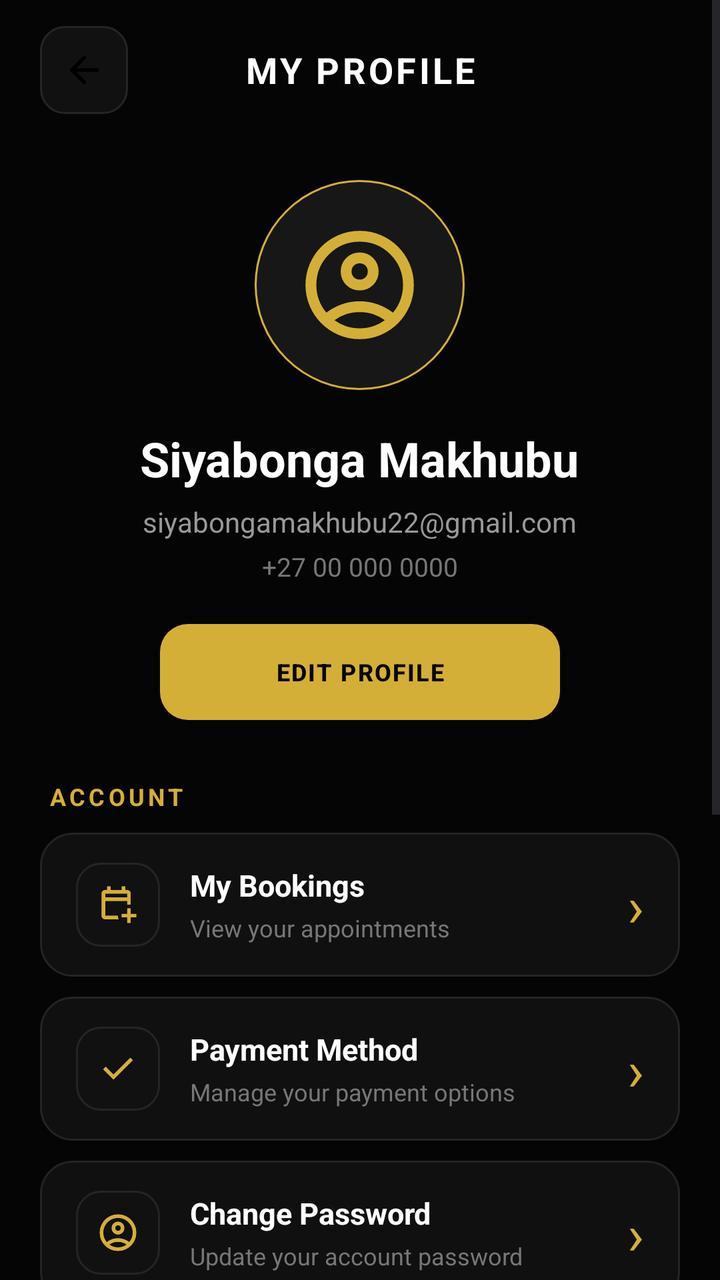
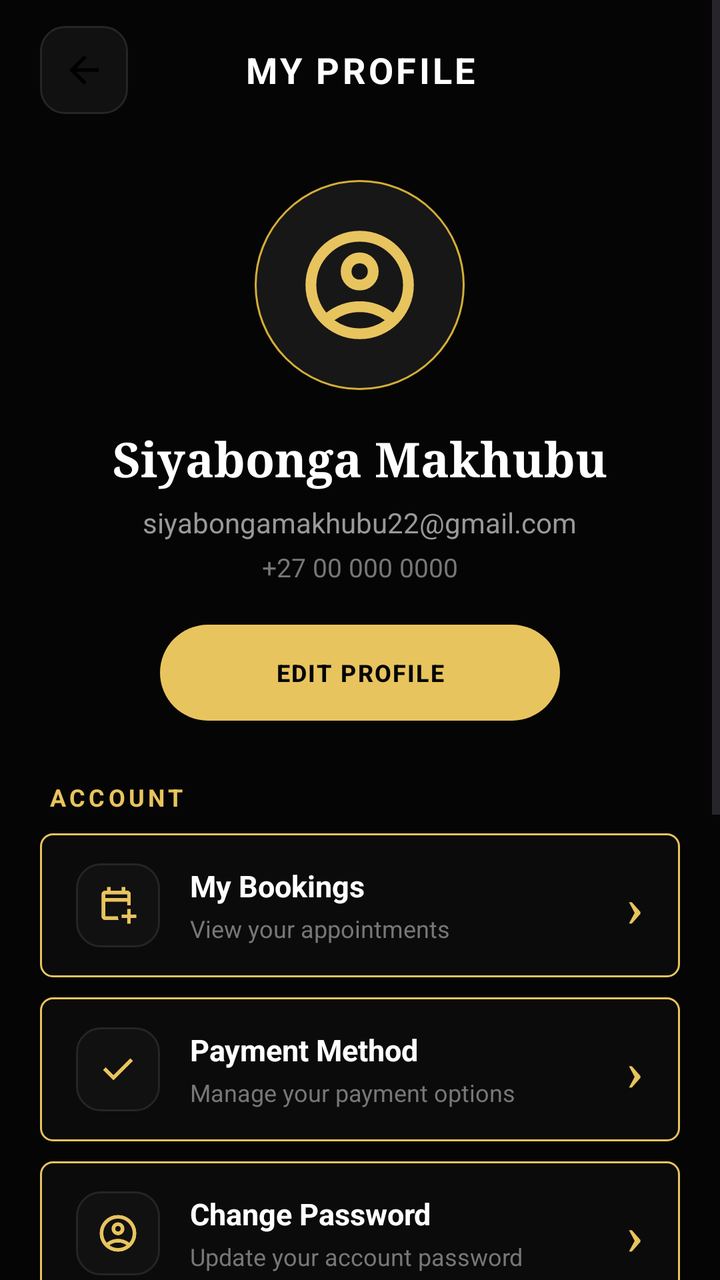

An Android layout rendered at two revisions. The XML below is the earlier revision; the diff shows what the commit changed to produce the second picture.
<!-- AndroidManifest.xml: application theme Theme.FadeandFaith -->
<!-- res/layout/activity_profile.xml -->
<?xml version="1.0" encoding="utf-8"?>
<ScrollView
    xmlns:android="http://schemas.android.com/apk/res/android"
    xmlns:app="http://schemas.android.com/apk/res-auto"
    android:layout_width="match_parent"
    android:layout_height="match_parent"
    android:background="#050505"
    android:fillViewport="true">

    <LinearLayout
        android:layout_width="match_parent"
        android:layout_height="wrap_content"
        android:orientation="vertical"
        android:paddingBottom="90dp">



        <LinearLayout
            android:layout_width="match_parent"
            android:layout_height="70dp"
            android:orientation="horizontal"
            android:gravity="center_vertical"
            android:paddingStart="20dp"
            android:paddingEnd="20dp">

            <ImageView
                android:id="@+id/backButton"
                android:layout_width="44dp"
                android:layout_height="44dp"
                android:padding="11dp"
                android:src="@drawable/arrowback"
                android:background="@drawable/iconbutton"
                android:contentDescription="Back" />

            <TextView
                android:layout_width="0dp"
                android:layout_height="wrap_content"
                android:layout_weight="1"
                android:gravity="center"
                android:text="MY PROFILE"
                android:textColor="#FFFFFF"
                android:textSize="18sp"
                android:textStyle="bold"
                android:letterSpacing="0.08" />

            <View
                android:layout_width="44dp"
                android:layout_height="44dp" />

        </LinearLayout>




        <LinearLayout
            android:layout_width="match_parent"
            android:layout_height="wrap_content"
            android:orientation="vertical"
            android:gravity="center"
            android:paddingStart="24dp"
            android:paddingEnd="24dp"
            android:paddingTop="20dp"
            android:paddingBottom="30dp">

            <ImageView
                android:id="@+id/profileImage"
                android:layout_width="105dp"
                android:layout_height="105dp"
                android:padding="20dp"
                android:src="@drawable/person"
                android:background="@drawable/avatar"
                android:contentDescription="Profile picture"
                app:tint="#D4AF37" />

            <TextView
                android:id="@+id/nameText"
                android:layout_width="wrap_content"
                android:layout_height="wrap_content"
                android:layout_marginTop="18dp"
                android:text="Siyabonga Makhubu"
                android:textColor="#FFFFFF"
                android:textSize="24sp"
                android:textStyle="bold" />

            <TextView
                android:id="@+id/emailText"
                android:layout_width="wrap_content"
                android:layout_height="wrap_content"
                android:layout_marginTop="6dp"
                android:text="siyabongamakhubu22@gmail.com"
                android:textColor="#999999"
                android:textSize="14sp" />

            <TextView
                android:id="@+id/phoneText"
                android:layout_width="wrap_content"
                android:layout_height="wrap_content"
                android:layout_marginTop="4dp"
                android:text="+27 00 000 0000"
                android:textColor="#777777"
                android:textSize="13sp" />

            <com.google.android.material.button.MaterialButton
                android:id="@+id/editProfileButton"
                android:layout_width="200dp"
                android:layout_height="48dp"
                android:layout_marginTop="20dp"
                android:text="EDIT PROFILE"
                android:textColor="#050505"
                android:textSize="12sp"
                android:textStyle="bold"
                android:letterSpacing="0.06"
                android:background="@drawable/goldbutton"
                app:backgroundTint="@null" />

        </LinearLayout>




        <TextView
            android:layout_width="match_parent"
            android:layout_height="wrap_content"
            android:paddingStart="24dp"
            android:paddingEnd="24dp"
            android:paddingBottom="10dp"
            android:text="ACCOUNT"
            android:textColor="#D4AF37"
            android:textSize="12sp"
            android:textStyle="bold"
            android:letterSpacing="0.15" />




        <LinearLayout
            android:id="@+id/bookingsButton"
            android:layout_width="match_parent"
            android:layout_height="72dp"
            android:layout_marginStart="20dp"
            android:layout_marginEnd="20dp"
            android:layout_marginBottom="10dp"
            android:background="@drawable/homecard"
            android:gravity="center_vertical"
            android:orientation="horizontal"
            android:paddingStart="18dp"
            android:paddingEnd="18dp"
            android:clickable="true"
            android:focusable="true">

            <ImageView
                android:layout_width="42dp"
                android:layout_height="42dp"
                android:padding="10dp"
                android:src="@drawable/calendar"
                android:background="@drawable/iconbutton"
                android:contentDescription="Bookings"
                app:tint="#D4AF37" />

            <LinearLayout
                android:layout_width="0dp"
                android:layout_height="wrap_content"
                android:layout_weight="1"
                android:orientation="vertical"
                android:layout_marginStart="15dp">

                <TextView
                    android:layout_width="wrap_content"
                    android:layout_height="wrap_content"
                    android:text="My Bookings"
                    android:textColor="#FFFFFF"
                    android:textSize="15sp"
                    android:textStyle="bold" />

                <TextView
                    android:layout_width="wrap_content"
                    android:layout_height="wrap_content"
                    android:layout_marginTop="3dp"
                    android:text="View your appointments"
                    android:textColor="#777777"
                    android:textSize="12sp" />

            </LinearLayout>

            <TextView
                android:layout_width="wrap_content"
                android:layout_height="wrap_content"
                android:text="›"
                android:textColor="#D4AF37"
                android:textSize="28sp" />

        </LinearLayout>




        <LinearLayout
            android:id="@+id/paymentButton"
            android:layout_width="match_parent"
            android:layout_height="72dp"
            android:layout_marginStart="20dp"
            android:layout_marginEnd="20dp"
            android:layout_marginBottom="10dp"
            android:background="@drawable/homecard"
            android:gravity="center_vertical"
            android:orientation="horizontal"
            android:paddingStart="18dp"
            android:paddingEnd="18dp"
            android:clickable="true"
            android:focusable="true">

            <ImageView
                android:layout_width="42dp"
                android:layout_height="42dp"
                android:padding="10dp"
                android:src="@drawable/check"
                android:background="@drawable/iconbutton"
                android:contentDescription="Payment method"
                app:tint="#D4AF37" />

            <LinearLayout
                android:layout_width="0dp"
                android:layout_height="wrap_content"
                android:layout_weight="1"
                android:orientation="vertical"
                android:layout_marginStart="15dp">

                <TextView
                    android:layout_width="wrap_content"
                    android:layout_height="wrap_content"
                    android:text="Payment Method"
                    android:textColor="#FFFFFF"
                    android:textSize="15sp"
                    android:textStyle="bold" />

                <TextView
                    android:layout_width="wrap_content"
                    android:layout_height="wrap_content"
                    android:layout_marginTop="3dp"
                    android:text="Manage your payment options"
                    android:textColor="#777777"
                    android:textSize="12sp" />

            </LinearLayout>

            <TextView
                android:layout_width="wrap_content"
                android:layout_height="wrap_content"
                android:text="›"
                android:textColor="#D4AF37"
                android:textSize="28sp" />

        </LinearLayout>




        <LinearLayout
            android:id="@+id/changePasswordButton"
            android:layout_width="match_parent"
            android:layout_height="72dp"
            android:layout_marginStart="20dp"
            android:layout_marginEnd="20dp"
            android:layout_marginBottom="10dp"
            android:background="@drawable/homecard"
            android:gravity="center_vertical"
            android:orientation="horizontal"
            android:paddingStart="18dp"
            android:paddingEnd="18dp"
            android:clickable="true"
            android:focusable="true">

            <ImageView
                android:layout_width="42dp"
                android:layout_height="42dp"
                android:padding="10dp"
                android:src="@drawable/person"
                android:background="@drawable/iconbutton"
                android:contentDescription="Change password"
                app:tint="#D4AF37" />

            <LinearLayout
                android:layout_width="0dp"
                android:layout_height="wrap_content"
                android:layout_weight="1"
                android:orientation="vertical"
                android:layout_marginStart="15dp">

                <TextView
                    android:layout_width="wrap_content"
                    android:layout_height="wrap_content"
                    android:text="Change Password"
                    android:textColor="#FFFFFF"
                    android:textSize="15sp"
                    android:textStyle="bold" />

                <TextView
                    android:layout_width="wrap_content"
                    android:layout_height="wrap_content"
                    android:layout_marginTop="3dp"
                    android:text="Update your account password"
                    android:textColor="#777777"
                    android:textSize="12sp" />

            </LinearLayout>

            <TextView
                android:layout_width="wrap_content"
                android:layout_height="wrap_content"
                android:text="›"
                android:textColor="#D4AF37"
                android:textSize="28sp" />

        </LinearLayout>




        <LinearLayout
            android:id="@+id/settingsButton"
            android:layout_width="match_parent"
            android:layout_height="72dp"
            android:layout_marginStart="20dp"
            android:layout_marginEnd="20dp"
            android:layout_marginBottom="25dp"
            android:background="@drawable/homecard"
            android:gravity="center_vertical"
            android:orientation="horizontal"
            android:paddingStart="18dp"
            android:paddingEnd="18dp"
            android:clickable="true"
            android:focusable="true">

            <ImageView
                android:layout_width="42dp"
                android:layout_height="42dp"
                android:padding="10dp"
                android:src="@drawable/person"
                android:background="@drawable/iconbutton"
                android:contentDescription="Settings"
                app:tint="#D4AF37" />

            <LinearLayout
                android:layout_width="0dp"
                android:layout_height="wrap_content"
                android:layout_weight="1"
                android:orientation="vertical"
                android:layout_marginStart="15dp">

                <TextView
                    android:layout_width="wrap_content"
                    android:layout_height="wrap_content"
                    android:text="Settings"
                    android:textColor="#FFFFFF"
                    android:textSize="15sp"
                    android:textStyle="bold" />

                <TextView
                    android:layout_width="wrap_content"
                    android:layout_height="wrap_content"
                    android:layout_marginTop="3dp"
                    android:text="App preferences and language"
                    android:textColor="#777777"
                    android:textSize="12sp" />

            </LinearLayout>

            <TextView
                android:layout_width="wrap_content"
                android:layout_height="wrap_content"
                android:text="›"
                android:textColor="#D4AF37"
                android:textSize="28sp" />

        </LinearLayout>




        <LinearLayout
            android:id="@+id/logoutButton"
            android:layout_width="match_parent"
            android:layout_height="58dp"
            android:layout_marginStart="20dp"
            android:layout_marginEnd="20dp"
            android:background="@drawable/homecard"
            android:gravity="center"
            android:orientation="horizontal"
            android:clickable="true"
            android:focusable="true">

            <TextView
                android:layout_width="wrap_content"
                android:layout_height="wrap_content"
                android:text="LOG OUT"
                android:textColor="#D4AF37"
                android:textSize="13sp"
                android:textStyle="bold"
                android:letterSpacing="0.12" />

        </LinearLayout>




        <LinearLayout
            android:layout_width="match_parent"
            android:layout_height="78dp"
            android:layout_gravity="bottom"
            android:layout_marginTop="20dp"
            android:background="#0B0B0B"
            android:gravity="center"
            android:orientation="horizontal"
            android:paddingStart="10dp"
            android:paddingEnd="10dp">

            <LinearLayout
                android:id="@+id/navHome"
                android:layout_width="0dp"
                android:layout_height="match_parent"
                android:layout_weight="1"
                android:gravity="center"
                android:orientation="vertical"
                android:clickable="true"
                android:focusable="true">

                <ImageView
                    android:layout_width="25dp"
                    android:layout_height="25dp"
                    android:src="@drawable/home"
                    android:contentDescription="Home"
                    app:tint="#777777" />

                <TextView
                    android:layout_width="wrap_content"
                    android:layout_height="wrap_content"
                    android:layout_marginTop="4dp"
                    android:text="HOME"
                    android:textColor="#777777"
                    android:textSize="9sp" />

            </LinearLayout>


            <LinearLayout
                android:id="@+id/navServices"
                android:layout_width="0dp"
                android:layout_height="match_parent"
                android:layout_weight="1"
                android:gravity="center"
                android:orientation="vertical"
                android:clickable="true"
                android:focusable="true">

                <ImageView
                    android:layout_width="25dp"
                    android:layout_height="25dp"
                    android:src="@drawable/scissors"
                    android:contentDescription="Services"
                    app:tint="#777777" />

                <TextView
                    android:layout_width="wrap_content"
                    android:layout_height="wrap_content"
                    android:layout_marginTop="4dp"
                    android:text="SERVICES"
                    android:textColor="#777777"
                    android:textSize="9sp" />

            </LinearLayout>


            <LinearLayout
                android:id="@+id/navBooking"
                android:layout_width="0dp"
                android:layout_height="match_parent"
                android:layout_weight="1"
                android:gravity="center"
                android:orientation="vertical"
                android:clickable="true"
                android:focusable="true">

                <ImageView
                    android:layout_width="25dp"
                    android:layout_height="25dp"
                    android:src="@drawable/calendar"
                    android:contentDescription="Bookings"
                    app:tint="#777777" />

                <TextView
                    android:layout_width="wrap_content"
                    android:layout_height="wrap_content"
                    android:layout_marginTop="4dp"
                    android:text="BOOK"
                    android:textColor="#777777"
                    android:textSize="9sp" />

            </LinearLayout>


            <LinearLayout
                android:id="@+id/navProfile"
                android:layout_width="0dp"
                android:layout_height="match_parent"
                android:layout_weight="1"
                android:gravity="center"
                android:orientation="vertical"
                android:clickable="true"
                android:focusable="true">

                <ImageView
                    android:layout_width="25dp"
                    android:layout_height="25dp"
                    android:src="@drawable/person"
                    android:contentDescription="Profile"
                    app:tint="#D4AF37" />

                <TextView
                    android:layout_width="wrap_content"
                    android:layout_height="wrap_content"
                    android:layout_marginTop="4dp"
                    android:text="PROFILE"
                    android:textColor="#D4AF37"
                    android:textSize="9sp"
                    android:textStyle="bold" />

            </LinearLayout>

        </LinearLayout>

    </LinearLayout>

</ScrollView>
<!-- resources referenced by this layout -->
<resources>
  <!-- drawable arrowback (drawable) -->
  <vector xmlns:android="http://schemas.android.com/apk/res/android" android:autoMirrored="true" android:height="24dp" android:tint="#000000" android:viewportHeight="960" android:viewportWidth="960" android:width="24dp">
        
      <path android:fillColor="@android:color/white" android:pathData="M313,520L537,744L480,800L160,480L480,160L537,216L313,440L800,440L800,520L313,520Z"/>
      
  </vector>
  <!-- drawable avatar (drawable) -->
  <?xml version="1.0" encoding="utf-8"?>
  <shape xmlns:android="http://schemas.android.com/apk/res/android"
      android:shape="oval">
  
      <solid android:color="#171717" />
  
      <stroke
          android:width="1dp"
          android:color="#D4AF37" />
  
  </shape>
  <!-- drawable check (drawable) -->
  <vector xmlns:android="http://schemas.android.com/apk/res/android" android:height="24dp" android:tint="#000000" android:viewportHeight="960" android:viewportWidth="960" android:width="24dp">
        
      <path android:fillColor="@android:color/white" android:pathData="M382,720L154,492L211,435L382,606L749,239L806,296L382,720Z"/>
      
  </vector>
  <!-- drawable goldbutton (drawable) -->
  <?xml version="1.0" encoding="utf-8"?>
  <shape xmlns:android="http://schemas.android.com/apk/res/android"
      android:shape="rectangle">
  
      <solid android:color="#D4AF37" />
  
      <corners android:radius="14dp" />
  
  </shape>
  <!-- drawable home (drawable) -->
  <vector xmlns:android="http://schemas.android.com/apk/res/android" android:height="24dp" android:tint="#000000" android:viewportHeight="960" android:viewportWidth="960" android:width="24dp">
        
      <path android:fillColor="@android:color/white" android:pathData="M480,120L920,450L872,514L800,460L800,840L160,840L160,460L88,514L40,450L480,120ZM294,482Q294,535 351,595Q408,655 480,720Q552,655 609,595Q666,535 666,482Q666,438 636,409Q606,380 564,380Q538,380 516.5,390.5Q495,401 480,418Q465,401 442.5,390.5Q420,380 396,380Q354,380 324,409Q294,438 294,482ZM720,760L720,400L480,220L240,400L240,760L720,760ZM720,760L240,760L240,760L480,760L720,760Z"/>
      
  </vector>
  <!-- drawable homecard (drawable) -->
  <?xml version="1.0" encoding="utf-8"?>
  <shape xmlns:android="http://schemas.android.com/apk/res/android">
  
      <solid android:color="#101010" />
  
      <stroke
          android:width="1dp"
          android:color="#242424" />
  
      <corners android:radius="16dp" />
  
  </shape>
  <!-- drawable iconbutton (drawable) -->
  <?xml version="1.0" encoding="utf-8"?>
  <shape xmlns:android="http://schemas.android.com/apk/res/android">
  
      <solid android:color="#111111" />
  
      <stroke
          android:width="1dp"
          android:color="#252525" />
  
      <corners android:radius="12dp" />
  
  </shape>
  <style name="Theme.FadeandFaith" parent="Base.Theme.FadeandFaith" />
  <style name="Base.Theme.FadeandFaith" parent="Theme.Material3.DayNight.NoActionBar">
          
          
      </style>
  <!-- unchanged entries left out for length: 3 -->
</resources>

<!-- the commit's change to res/layout/activity_profile.xml (unified diff, before → after) -->
@@ -4,7 +4,7 @@
     xmlns:app="http://schemas.android.com/apk/res-auto"
     android:layout_width="match_parent"
     android:layout_height="match_parent"
-    android:background="#050505"
+    android:background="@color/ff_background"
     android:fillViewport="true">
 
     <LinearLayout
@@ -70,7 +70,7 @@
                 android:src="@drawable/person"
                 android:background="@drawable/avatar"
                 android:contentDescription="Profile picture"
-                app:tint="#D4AF37" />
+                app:tint="#E8C45E" />
 
             <TextView
                 android:id="@+id/nameText"
@@ -79,6 +79,8 @@
                 android:layout_marginTop="18dp"
                 android:text="Siyabonga Makhubu"
                 android:textColor="#FFFFFF"
+
+                android:fontFamily="serif"
                 android:textSize="24sp"
                 android:textStyle="bold" />
 
@@ -106,11 +108,11 @@
                 android:layout_height="48dp"
                 android:layout_marginTop="20dp"
                 android:text="EDIT PROFILE"
-                android:textColor="#050505"
+                android:textColor="@color/ff_on_gold"
                 android:textSize="12sp"
                 android:textStyle="bold"
                 android:letterSpacing="0.06"
-                android:background="@drawable/goldbutton"
+                android:background="@drawable/gold"
                 app:backgroundTint="@null" />
 
         </LinearLayout>
@@ -125,7 +127,7 @@
             android:paddingEnd="24dp"
             android:paddingBottom="10dp"
             android:text="ACCOUNT"
-            android:textColor="#D4AF37"
+            android:textColor="#E8C45E"
             android:textSize="12sp"
             android:textStyle="bold"
             android:letterSpacing="0.15" />
@@ -140,7 +142,7 @@
             android:layout_marginStart="20dp"
             android:layout_marginEnd="20dp"
             android:layout_marginBottom="10dp"
-            android:background="@drawable/homecard"
+            android:background="@drawable/cardoutline"
             android:gravity="center_vertical"
             android:orientation="horizontal"
             android:paddingStart="18dp"
@@ -155,7 +157,7 @@
                 android:src="@drawable/calendar"
                 android:background="@drawable/iconbutton"
                 android:contentDescription="Bookings"
-                app:tint="#D4AF37" />
+                app:tint="#E8C45E" />
 
             <LinearLayout
                 android:layout_width="0dp"
@@ -186,7 +188,9 @@
                 android:layout_width="wrap_content"
                 android:layout_height="wrap_content"
                 android:text="›"
-                android:textColor="#D4AF37"
+                android:textColor="#E8C45E"
+
+                android:fontFamily="serif"
                 android:textSize="28sp" />
 
         </LinearLayout>
@@ -201,7 +205,7 @@
             android:layout_marginStart="20dp"
             android:layout_marginEnd="20dp"
             android:layout_marginBottom="10dp"
-            android:background="@drawable/homecard"
+            android:background="@drawable/cardoutline"
             android:gravity="center_vertical"
             android:orientation="horizontal"
             android:paddingStart="18dp"
@@ -216,7 +220,7 @@
                 android:src="@drawable/check"
                 android:background="@drawable/iconbutton"
                 android:contentDescription="Payment method"
-                app:tint="#D4AF37" />
+                app:tint="#E8C45E" />
 
             <LinearLayout
                 android:layout_width="0dp"
@@ -247,7 +251,9 @@
                 android:layout_width="wrap_content"
                 android:layout_height="wrap_content"
                 android:text="›"
-                android:textColor="#D4AF37"
+                android:textColor="#E8C45E"
+
+                android:fontFamily="serif"
                 android:textSize="28sp" />
 
         </LinearLayout>
@@ -262,7 +268,7 @@
             android:layout_marginStart="20dp"
             android:layout_marginEnd="20dp"
             android:layout_marginBottom="10dp"
-            android:background="@drawable/homecard"
+            android:background="@drawable/cardoutline"
             android:gravity="center_vertical"
             android:orientation="horizontal"
             android:paddingStart="18dp"
@@ -277,7 +283,7 @@
                 android:src="@drawable/person"
                 android:background="@drawable/iconbutton"
                 android:contentDescription="Change password"
-                app:tint="#D4AF37" />
+                app:tint="#E8C45E" />
 
             <LinearLayout
                 android:layout_width="0dp"
@@ -308,7 +314,9 @@
                 android:layout_width="wrap_content"
                 android:layout_height="wrap_content"
                 android:text="›"
-                android:textColor="#D4AF37"
+                android:textColor="#E8C45E"
+
+                android:fontFamily="serif"
                 android:textSize="28sp" />
 
         </LinearLayout>
@@ -323,7 +331,7 @@
             android:layout_marginStart="20dp"
             android:layout_marginEnd="20dp"
             android:layout_marginBottom="25dp"
-            android:background="@drawable/homecard"
+            android:background="@drawable/cardoutline"
             android:gravity="center_vertical"
             android:orientation="horizontal"
             android:paddingStart="18dp"
@@ -338,7 +346,7 @@
                 android:src="@drawable/person"
                 android:background="@drawable/iconbutton"
                 android:contentDescription="Settings"
-                app:tint="#D4AF37" />
+                app:tint="#E8C45E" />
 
             <LinearLayout
                 android:layout_width="0dp"
@@ -369,7 +377,9 @@
                 android:layout_width="wrap_content"
                 android:layout_height="wrap_content"
                 android:text="›"
-                android:textColor="#D4AF37"
+                android:textColor="#E8C45E"
+
+                android:fontFamily="serif"
                 android:textSize="28sp" />
 
         </LinearLayout>
@@ -383,7 +393,7 @@
             android:layout_height="58dp"
             android:layout_marginStart="20dp"
             android:layout_marginEnd="20dp"
-            android:background="@drawable/homecard"
+            android:background="@drawable/cardoutline"
             android:gravity="center"
             android:orientation="horizontal"
             android:clickable="true"
@@ -393,7 +403,7 @@
                 android:layout_width="wrap_content"
                 android:layout_height="wrap_content"
                 android:text="LOG OUT"
-                android:textColor="#D4AF37"
+                android:textColor="#E8C45E"
                 android:textSize="13sp"
                 android:textStyle="bold"
                 android:letterSpacing="0.12" />
@@ -513,14 +523,14 @@
                     android:layout_height="25dp"
                     android:src="@drawable/person"
                     android:contentDescription="Profile"
-                    app:tint="#D4AF37" />
+                    app:tint="#E8C45E" />
 
                 <TextView
                     android:layout_width="wrap_content"
                     android:layout_height="wrap_content"
                     android:layout_marginTop="4dp"
                     android:text="PROFILE"
-                    android:textColor="#D4AF37"
+                    android:textColor="#E8C45E"
                     android:textSize="9sp"
                     android:textStyle="bold" />
 
<!-- resource entries referenced after the edit -->
@@ -1,5 +1,7 @@
 <!-- resources referenced by this layout -->
 <resources>
+  <color name="ff_background">#FF050505</color>
+  <color name="ff_on_gold">#FF050505</color>
   <!-- drawable arrowback (drawable) -->
   <vector xmlns:android="http://schemas.android.com/apk/res/android" android:autoMirrored="true" android:height="24dp" android:tint="#000000" android:viewportHeight="960" android:viewportWidth="960" android:width="24dp">
         
@@ -18,41 +20,39 @@
           android:color="#D4AF37" />
   
   </shape>
+  <!-- drawable cardoutline (drawable) -->
+  <?xml version="1.0" encoding="utf-8"?>
+  <shape xmlns:android="http://schemas.android.com/apk/res/android"
+      android:shape="rectangle">
+      <solid android:color="#0B0B0B" />
+      <stroke
+          android:width="1dp"
+          android:color="#E8C45E" />
+      <corners android:radius="6dp" />
+  </shape>
   <!-- drawable check (drawable) -->
   <vector xmlns:android="http://schemas.android.com/apk/res/android" android:height="24dp" android:tint="#000000" android:viewportHeight="960" android:viewportWidth="960" android:width="24dp">
         
       <path android:fillColor="@android:color/white" android:pathData="M382,720L154,492L211,435L382,606L749,239L806,296L382,720Z"/>
       
   </vector>
-  <!-- drawable goldbutton (drawable) -->
+  <!-- drawable gold (drawable) -->
   <?xml version="1.0" encoding="utf-8"?>
-  <shape xmlns:android="http://schemas.android.com/apk/res/android"
-      android:shape="rectangle">
-  
-      <solid android:color="#D4AF37" />
-  
-      <corners android:radius="14dp" />
-  
-  </shape>
+  <ripple xmlns:android="http://schemas.android.com/apk/res/android"
+      android:color="#33000000">
+      <item>
+          <shape android:shape="rectangle">
+              <solid android:color="#E8C45E" />
+              <corners android:radius="28dp" />
+          </shape>
+      </item>
+  </ripple>
   <!-- drawable home (drawable) -->
   <vector xmlns:android="http://schemas.android.com/apk/res/android" android:height="24dp" android:tint="#000000" android:viewportHeight="960" android:viewportWidth="960" android:width="24dp">
         
       <path android:fillColor="@android:color/white" android:pathData="M480,120L920,450L872,514L800,460L800,840L160,840L160,460L88,514L40,450L480,120ZM294,482Q294,535 351,595Q408,655 480,720Q552,655 609,595Q666,535 666,482Q666,438 636,409Q606,380 564,380Q538,380 516.5,390.5Q495,401 480,418Q465,401 442.5,390.5Q420,380 396,380Q354,380 324,409Q294,438 294,482ZM720,760L720,400L480,220L240,400L240,760L720,760ZM720,760L240,760L240,760L480,760L720,760Z"/>
       
   </vector>
-  <!-- drawable homecard (drawable) -->
-  <?xml version="1.0" encoding="utf-8"?>
-  <shape xmlns:android="http://schemas.android.com/apk/res/android">
-  
-      <solid android:color="#101010" />
-  
-      <stroke
-          android:width="1dp"
-          android:color="#242424" />
-  
-      <corners android:radius="16dp" />
-  
-  </shape>
   <!-- drawable iconbutton (drawable) -->
   <?xml version="1.0" encoding="utf-8"?>
   <shape xmlns:android="http://schemas.android.com/apk/res/android">
